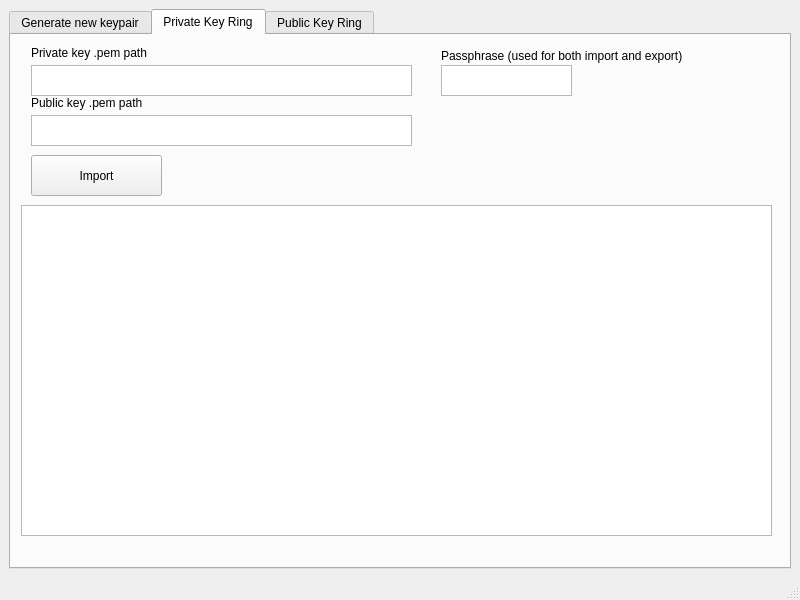
This is OpenPGP/ui/MainWindow.ui in teodorcvijovic/open_pgp as Qt 5 draws it before an edit. The edited form follows.
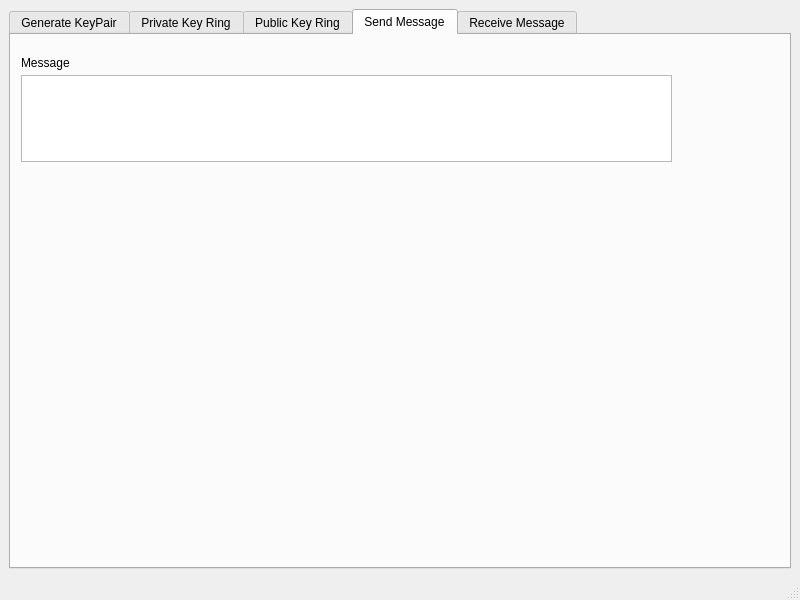
This is the edited form.

Commit message: add empty send and receive message tabs

Diff of the .ui file:
```diff
--- a/OpenPGP/ui/MainWindow.ui
+++ b/OpenPGP/ui/MainWindow.ui
@@ -21,11 +21,11 @@
        <bool>true</bool>
       </property>
       <property name="currentIndex">
-       <number>1</number>
+       <number>3</number>
       </property>
       <widget class="QWidget" name="tab1">
        <attribute name="title">
-        <string>Generate new keypair</string>
+        <string>Generate KeyPair</string>
        </attribute>
        <widget class="QTextEdit" name="Name">
         <property name="geometry">
@@ -389,6 +389,39 @@
         </property>
        </widget>
       </widget>
+      <widget class="QWidget" name="tab4">
+       <attribute name="title">
+        <string>Send Message</string>
+       </attribute>
+       <widget class="QPlainTextEdit" name="plainTextEdit">
+        <property name="geometry">
+         <rect>
+          <x>10</x>
+          <y>40</y>
+          <width>651</width>
+          <height>87</height>
+         </rect>
+        </property>
+       </widget>
+       <widget class="QLabel" name="label_8">
+        <property name="geometry">
+         <rect>
+          <x>10</x>
+          <y>20</y>
+          <width>55</width>
+          <height>16</height>
+         </rect>
+        </property>
+        <property name="text">
+         <string>Message</string>
+        </property>
+       </widget>
+      </widget>
+      <widget class="QWidget" name="tab5">
+       <attribute name="title">
+        <string>Receive Message</string>
+       </attribute>
+      </widget>
      </widget>
     </item>
    </layout>
```
The commit also changes 1 other file.
